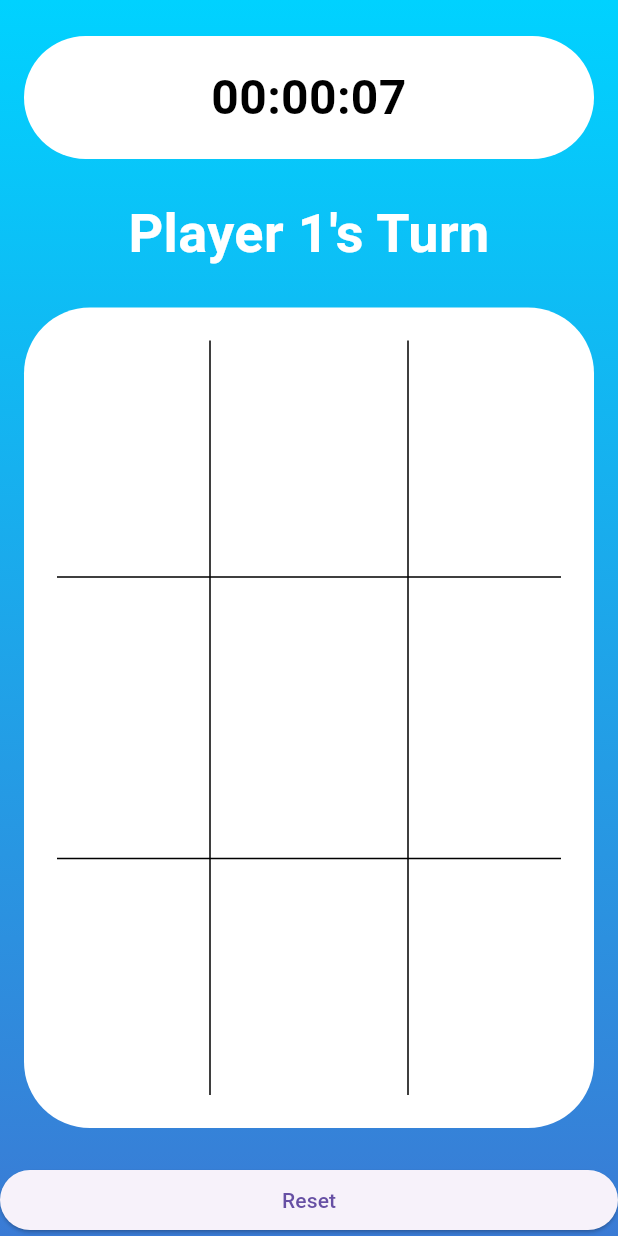
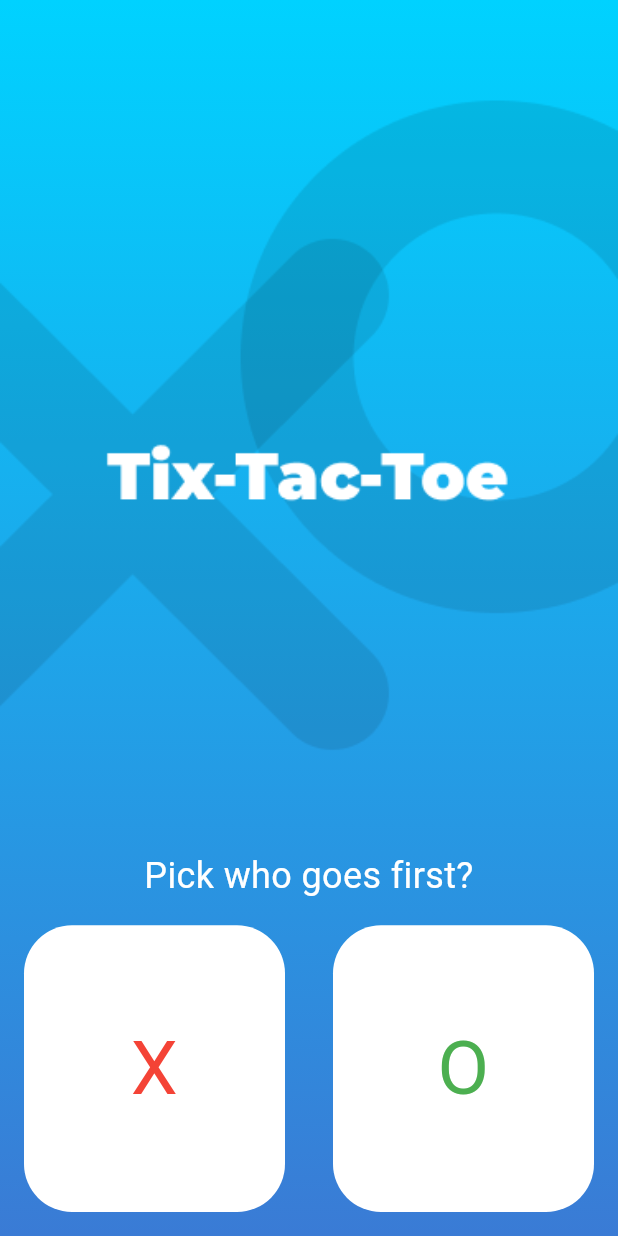
Before and after one commit to A-hmed/basics_mon_c13, a Flutter app: the screen it shows after launch, on a phone screen of 412 x 824 dp. Run offline on Flutter 3.47's test engine with Material 3 defaults, Android fonts, the phone set to English and light mode, and no system bars.

Commit message:
Added choose player screen to xo project.

```diff
--- a/lib/main.dart
+++ b/lib/main.dart
@@ -2,6 +2,7 @@ import 'package:flutter/material.dart';
 import 'package:flutter_basics_c13/screens/calculator/calculator.dart';
 import 'package:flutter_basics_c13/screens/home/home.dart';
 import 'package:flutter_basics_c13/screens/login/login.dart';
+import 'package:flutter_basics_c13/screens/xo/choose_player_screen.dart';
 import 'package:flutter_basics_c13/screens/xo/game_board.dart';
 
 Color titleBgColor = Color(0xff852bba);
@@ -23,9 +24,10 @@ class MyApp extends StatelessWidget {
         },
         Login.routeName: (_) => Login(),
         Calculator.routeName: (_) => Calculator(),
-        GameBoard.routeName: (_) => GameBoard()
+        GameBoard.routeName: (_) => GameBoard(),
+        ChoosePlayerScreen.routeName: (_) => ChoosePlayerScreen(),
       },
-      initialRoute: GameBoard.routeName,
+      initialRoute: ChoosePlayerScreen.routeName,
     );
   }
 }
--- /dev/null
+++ b/lib/screens/xo/choose_player_screen.dart
@@ -0,0 +1,72 @@
+import 'package:flutter/material.dart';
+import 'package:flutter_basics_c13/screens/xo/game_board.dart';
+import 'package:flutter_basics_c13/screens/xo/gradient_bg_scaffold.dart';
+
+class ChoosePlayerScreen extends StatelessWidget {
+  static const routeName = "choose_player_screen";
+
+  const ChoosePlayerScreen({super.key});
+
+  @override
+  Widget build(BuildContext context) {
+    return GradientBgScaffold(
+        body: Column(
+      crossAxisAlignment: CrossAxisAlignment.stretch,
+      children: [
+        Image.asset(
+          "assets/splash_bg.png",
+          width: double.infinity,
+          fit: BoxFit.fill,
+        ),
+        Text(
+          "Pick who goes first?",
+          style: TextStyle(
+            color: Colors.white,
+            fontSize: 24,
+          ),
+          textAlign: TextAlign.center,
+        ),
+        Expanded(
+          child: Row(
+            crossAxisAlignment: CrossAxisAlignment.stretch,
+            children: [
+              buildBottomBox("X", Colors.red, () {
+                Navigator.pushNamed(context, GameBoard.routeName,
+                    arguments: "x");
+              }),
+              buildBottomBox("O", Colors.green, () {
+                Navigator.pushNamed(context, GameBoard.routeName,
+                    arguments: "o");
+              }),
+            ],
+          ),
+        )
+      ],
+    ));
+  }
+
+  Widget buildBottomBox(String symbol, Color symbolColor, Function onClick) {
+    return Expanded(
+      child: InkWell(
+        onTap: () {
+          onClick();
+        },
+        child: Container(
+          decoration: BoxDecoration(
+              borderRadius: BorderRadius.circular(32), color: Colors.white),
+          margin: EdgeInsets.all(16),
+          child: Center(
+            child: Text(
+              symbol,
+              textAlign: TextAlign.center,
+              style: TextStyle(
+                color: symbolColor,
+                fontSize: 50,
+              ),
+            ),
+          ),
+        ),
+      ),
+    );
+  }
+}
--- /dev/null
+++ b/lib/screens/xo/gradient_bg_scaffold.dart
@@ -0,0 +1,26 @@
+import 'package:flutter/material.dart';
+
+import 'game_board.dart';
+
+class GradientBgScaffold extends StatelessWidget {
+  final Widget body;
+
+  const GradientBgScaffold({super.key, required this.body});
+
+  @override
+  Widget build(BuildContext context) {
+    return SafeArea(
+      child: Scaffold(
+        body: Container(
+          decoration: const BoxDecoration(
+              gradient: LinearGradient(
+                  colors: [lightBlue, darkLightBlue],
+                  begin: Alignment.topCenter,
+                  end: Alignment.bottomCenter)),
+          child: body,
+        ),
+      ),
+    );
+    ;
+  }
+}
```
Also changed, not shown: lib/screens/xo/game_board.dart (+16 -15 lines), assets/splash_bg.png (added).
